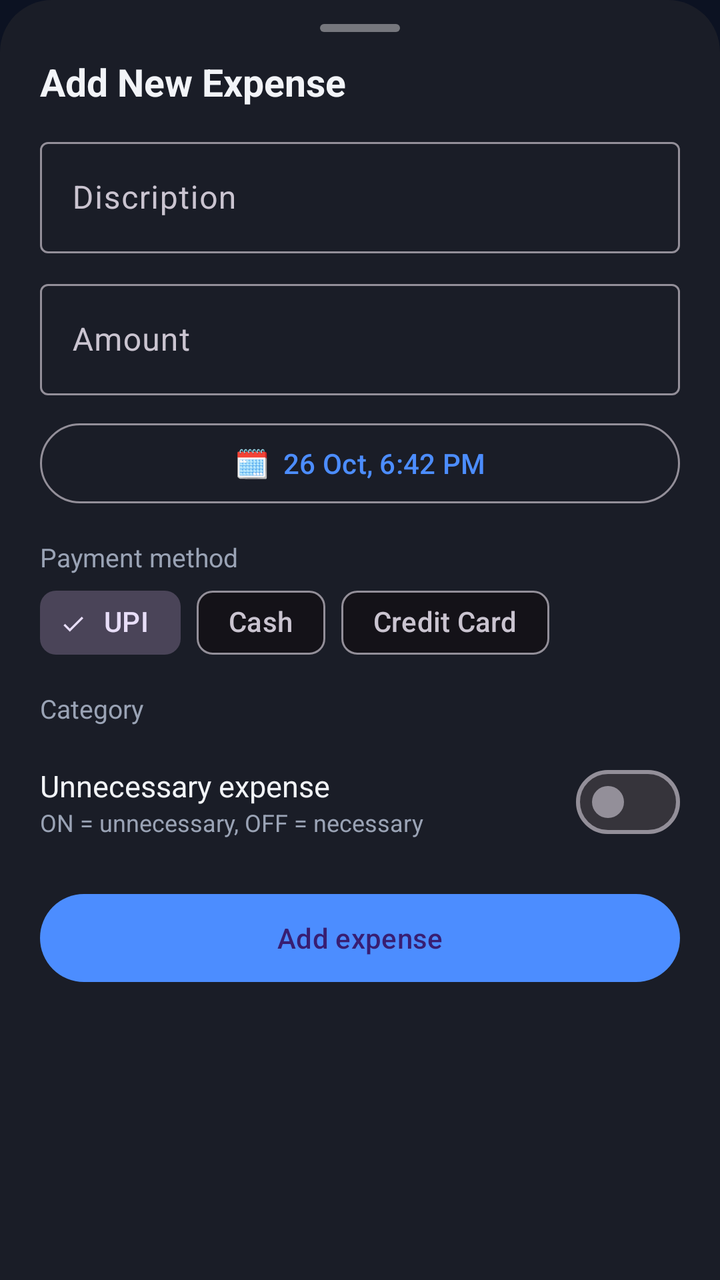
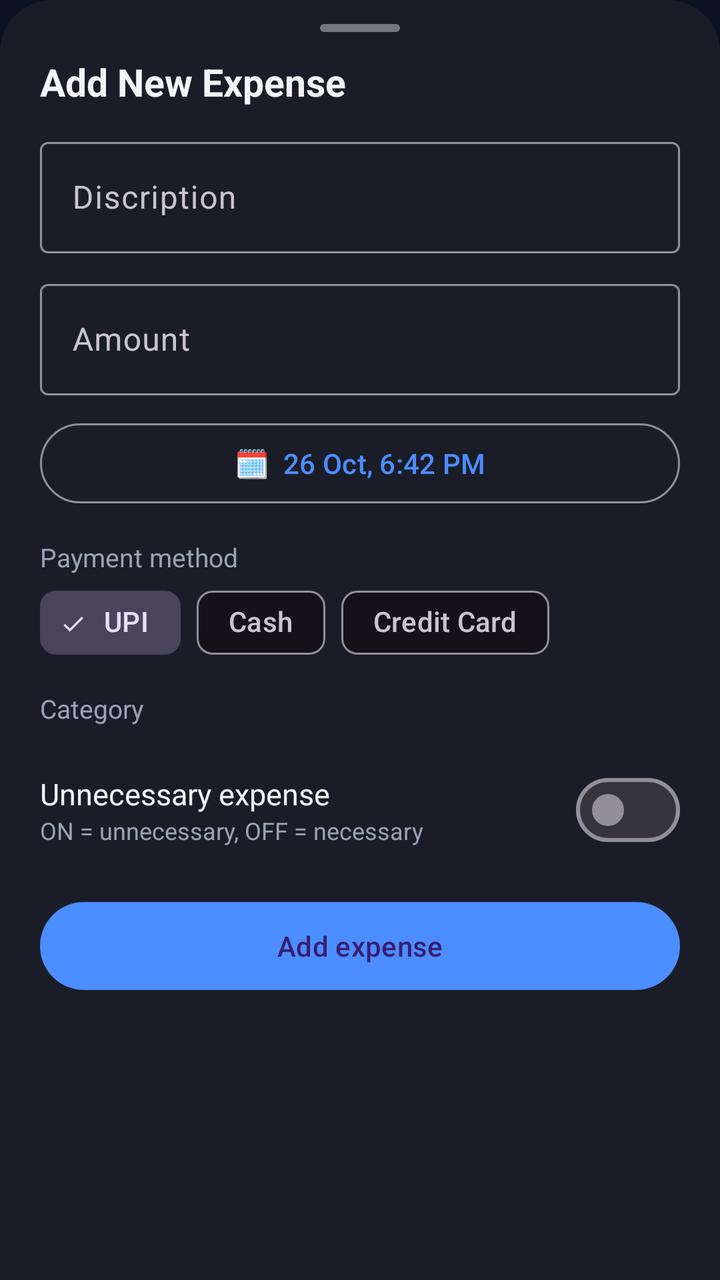

Compare the two renders of this Android layout. The source of the first and the diff that turns it into the second are given below.
<!-- AndroidManifest.xml: application theme Theme.ExpenseTracker -->
<!-- res/layout/sheet_add_expense.xml -->
<?xml version="1.0" encoding="utf-8"?>
<ScrollView xmlns:android="http://schemas.android.com/apk/res/android"
    xmlns:app="http://schemas.android.com/apk/res-auto"
    android:layout_width="match_parent"
    android:layout_height="wrap_content"
    android:background="@drawable/bg_sheet">

    <LinearLayout
        android:layout_width="match_parent"
        android:layout_height="wrap_content"
        android:orientation="vertical"
        android:paddingStart="20dp"
        android:paddingTop="12dp"
        android:paddingEnd="20dp"
        android:paddingBottom="24dp">

        <View android:layout_width="40dp" android:layout_height="4dp" android:layout_gravity="center_horizontal" android:layout_marginBottom="12dp" android:background="@drawable/bg_grab" />

        <TextView android:id="@+id/tvSheetTitle" android:layout_width="wrap_content" android:layout_height="wrap_content" android:text="Add New Expense" android:textColor="@color/text" android:textSize="19sp" android:textStyle="bold" />

        <com.google.android.material.textfield.TextInputLayout
            style="@style/Widget.Material3.TextInputLayout.OutlinedBox"
            android:layout_width="match_parent"
            android:layout_height="wrap_content"
            android:layout_marginTop="12dp"
            android:hint="Discription">
            <com.google.android.material.textfield.TextInputEditText android:id="@+id/etName" android:layout_width="match_parent" android:layout_height="wrap_content" android:inputType="textCapWords" android:maxLines="1" />
        </com.google.android.material.textfield.TextInputLayout>

        <com.google.android.material.textfield.TextInputLayout
            style="@style/Widget.Material3.TextInputLayout.OutlinedBox"
            android:layout_width="match_parent"
            android:layout_height="wrap_content"
            android:layout_marginTop="10dp"
            android:hint="Amount"
            app:prefixText="₹ ">
            <com.google.android.material.textfield.TextInputEditText android:id="@+id/etAmount" android:layout_width="match_parent" android:layout_height="wrap_content" android:inputType="numberDecimal" />
        </com.google.android.material.textfield.TextInputLayout>

        
        <com.google.android.material.button.MaterialButton
            android:id="@+id/btnDateTime"
            style="@style/Widget.Material3.Button.OutlinedButton"
            android:layout_width="match_parent"
            android:layout_height="wrap_content"
            android:layout_marginTop="10dp"
            android:text="🗓  26 Oct, 6:42 PM" />

        <TextView android:layout_width="wrap_content" android:layout_height="wrap_content" android:layout_marginTop="14dp" android:text="Payment method" android:textColor="@color/mute" android:textSize="13sp" />

        <HorizontalScrollView android:layout_width="match_parent" android:layout_height="wrap_content" android:scrollbars="none">
            <com.google.android.material.chip.ChipGroup
                android:id="@+id/chipGroupPay"
                android:layout_width="wrap_content"
                android:layout_height="wrap_content"
                app:selectionRequired="true"
                app:singleLine="true"
                app:singleSelection="true">
                <com.google.android.material.chip.Chip android:id="@+id/chipUpi" style="@style/Widget.Material3.Chip.Filter" android:layout_width="wrap_content" android:layout_height="wrap_content" android:checked="true" android:text="UPI" />
                <com.google.android.material.chip.Chip android:id="@+id/chipCash" style="@style/Widget.Material3.Chip.Filter" android:layout_width="wrap_content" android:layout_height="wrap_content" android:text="Cash" />
                <com.google.android.material.chip.Chip android:id="@+id/chipCard" style="@style/Widget.Material3.Chip.Filter" android:layout_width="wrap_content" android:layout_height="wrap_content" android:text="Credit Card" />
            </com.google.android.material.chip.ChipGroup>
        </HorizontalScrollView>

        <TextView android:layout_width="wrap_content" android:layout_height="wrap_content" android:layout_marginTop="10dp" android:text="Category" android:textColor="@color/mute" android:textSize="13sp" />

        
        <HorizontalScrollView android:layout_width="match_parent" android:layout_height="wrap_content" android:scrollbars="none">
            <LinearLayout android:id="@+id/categoryContainer" android:layout_width="wrap_content" android:layout_height="wrap_content" android:orientation="horizontal" />
        </HorizontalScrollView>

        <LinearLayout android:layout_width="match_parent" android:layout_height="wrap_content" android:layout_marginTop="14dp" android:gravity="center_vertical" android:orientation="horizontal">
            <LinearLayout android:layout_width="0dp" android:layout_height="wrap_content" android:layout_weight="1" android:orientation="vertical">
                <TextView android:layout_width="wrap_content" android:layout_height="wrap_content" android:text="Unnecessary expense" android:textColor="@color/text" android:textSize="15sp" />
                <TextView android:layout_width="wrap_content" android:layout_height="wrap_content" android:text="ON = unnecessary, OFF = necessary" android:textColor="@color/mute" android:textSize="12sp" />
            </LinearLayout>
            <com.google.android.material.materialswitch.MaterialSwitch android:id="@+id/switchUnnecessary" android:layout_width="wrap_content" android:layout_height="wrap_content" />
        </LinearLayout>

        <com.google.android.material.button.MaterialButton android:id="@+id/btnSave" android:layout_width="match_parent" android:layout_height="52dp" android:layout_marginTop="18dp" android:text="Add expense" />
    </LinearLayout>
</ScrollView>
<!-- resources referenced by this layout -->
<resources>
  <color name="mute">#9AA3B5</color>
  <color name="text">#F2F4F8</color>
  <!-- drawable bg_grab (drawable) -->
  <?xml version="1.0" encoding="utf-8"?>
  <shape xmlns:android="http://schemas.android.com/apk/res/android">
      <solid android:color="#66FFFFFF" />
      <corners android:radius="2dp" />
  </shape>
  <!-- drawable bg_sheet (drawable) -->
  <?xml version="1.0" encoding="utf-8"?>
  <shape xmlns:android="http://schemas.android.com/apk/res/android">
      <solid android:color="@color/sheet" />
      <corners android:topLeftRadius="26dp" android:topRightRadius="26dp" />
  </shape>
  <style name="Theme.ExpenseTracker" parent="Theme.Material3.Dark.NoActionBar">
          <item name="colorPrimary">@color/blue</item>
          <item name="android:windowBackground">@color/bg</item>
          <item name="android:statusBarColor">@android:color/transparent</item>
          <item name="android:navigationBarColor">@color/nav_bar</item>
          <item name="android:textColorPrimary">@color/text</item>
      </style>
  <color name="sheet">#1A1D27</color>
  <color name="blue">#4C8DFF</color>
  <color name="bg">#0C1222</color>
  <color name="nav_bar">#12151E</color>
</resources>

<!-- the commit's change to res/layout/sheet_add_expense.xml (unified diff, before → after) -->
@@ -65,9 +65,12 @@
         <TextView android:layout_width="wrap_content" android:layout_height="wrap_content" android:layout_marginTop="10dp" android:text="Category" android:textColor="@color/mute" android:textSize="13sp" />
 
         
-        <HorizontalScrollView android:layout_width="match_parent" android:layout_height="wrap_content" android:scrollbars="none">
-            <LinearLayout android:id="@+id/categoryContainer" android:layout_width="wrap_content" android:layout_height="wrap_content" android:orientation="horizontal" />
-        </HorizontalScrollView>
+        <androidx.recyclerview.widget.RecyclerView
+            android:id="@+id/rvCategories"
+            android:layout_width="match_parent"
+            android:layout_height="wrap_content"
+            android:layout_marginTop="4dp"
+            android:overScrollMode="never" />
 
         <LinearLayout android:layout_width="match_parent" android:layout_height="wrap_content" android:layout_marginTop="14dp" android:gravity="center_vertical" android:orientation="horizontal">
             <LinearLayout android:layout_width="0dp" android:layout_height="wrap_content" android:layout_weight="1" android:orientation="vertical">
